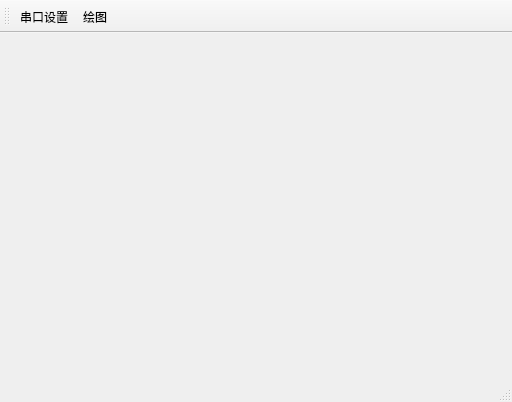
Above: MainWindow.ui from hujieisme/Serial_Client before the change. Below: the same form after it.
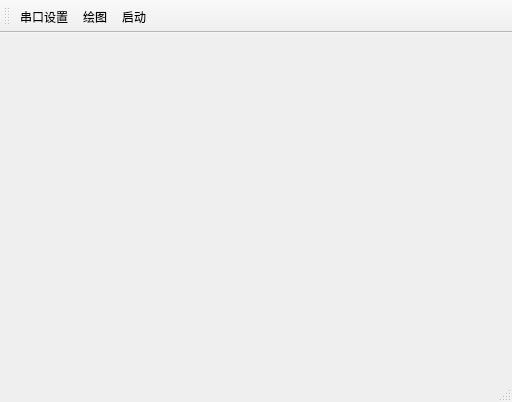
That is the form after the change. Icons and pictures are not drawn.

Commit message: 大版本更新，引入通道选择，MCU启动控制等等

```diff
--- a/MainWindow.ui
+++ b/MainWindow.ui
@@ -27,6 +27,7 @@
    </attribute>
    <addaction name="action"/>
    <addaction name="action_2"/>
+   <addaction name="action_3"/>
   </widget>
   <action name="action">
    <property name="checkable">
@@ -49,6 +50,15 @@
     <string>绘图</string>
    </property>
   </action>
+  <action name="action_3">
+   <property name="icon">
+    <iconset>
+     <normaloff>Run.svg</normaloff>Run.svg</iconset>
+   </property>
+   <property name="text">
+    <string>启动</string>
+   </property>
+  </action>
  </widget>
  <layoutdefault spacing="6" margin="11"/>
  <resources/>
```
The commit also changes 4 other files.
